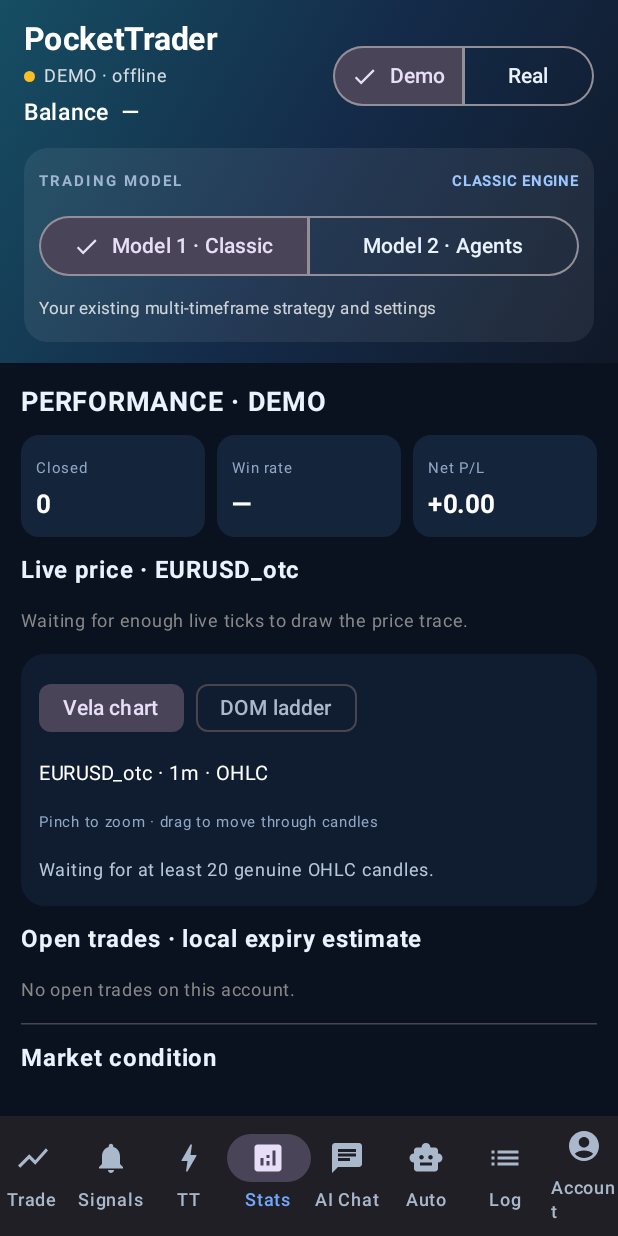
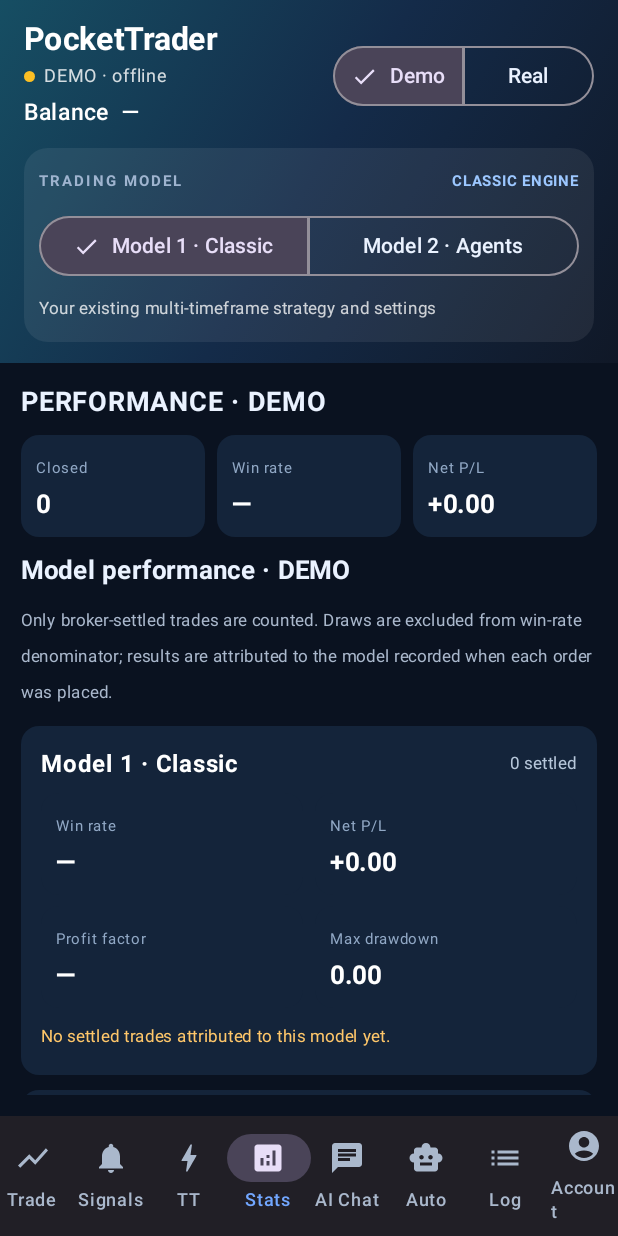
Before and after one commit to b3icedrage/Getrich, an Android app built with Jetpack Compose: the screen it shows after launch (MainActivity), item 4 of the bottom bar chosen, on a phone screen of 412 x 824 dp. Run offline under Robolectric (Android 15) with nearby library versions, the phone set to English and light mode, and no system bars; our stand-ins replace Room's generated code; 6 statements that could not run were skipped.

Commit message:
Add per-model settled trade performance analytics

```diff
--- a/TTTCML/PocketTrader/app/src/main/java/com/pockettrader/app/ui/AppRoot.kt
+++ b/TTTCML/PocketTrader/app/src/main/java/com/pockettrader/app/ui/AppRoot.kt
@@ -831,6 +831,42 @@ fun AnalyticsScreen(engine: TradingEngine) {
                 }
             }
         }
+        Text("Model performance · ${account.name}", fontWeight = FontWeight.Bold, fontSize = 17.sp)
+        Text("Only broker-settled trades are counted. Draws are excluded from win-rate denominator; results are attributed to the model recorded when each order was placed.", fontSize = 11.sp, color = MaterialTheme.colorScheme.onSurfaceVariant)
+        TradingModel.values().forEach { modelType ->
+            val modelTrades = closed.filter { it.model == modelType }
+            val decidedTrades = modelTrades.filter { it.status == TradeStatus.WIN || it.status == TradeStatus.LOSS }
+            val modelWins = decidedTrades.count { it.status == TradeStatus.WIN }
+            val grossWins = modelTrades.filter { it.status == TradeStatus.WIN }.sumOf { (it.netProfit ?: 0.0).coerceAtLeast(0.0) }
+            val grossLosses = modelTrades.filter { it.status == TradeStatus.LOSS }.sumOf { kotlin.math.abs((it.netProfit ?: -it.amount).coerceAtMost(0.0)) }
+            val profitFactor = if (grossLosses > 0.0) grossWins / grossLosses else if (grossWins > 0.0) Double.POSITIVE_INFINITY else 0.0
+            var equity = 0.0
+            var peak = 0.0
+            var maxDrawdown = 0.0
+            modelTrades.sortedBy { it.placedAtMs }.forEach { trade ->
+                equity += trade.netProfit ?: if (trade.status == TradeStatus.LOSS) -trade.amount else 0.0
+                peak = maxOf(peak, equity)
+                maxDrawdown = maxOf(maxDrawdown, peak - equity)
+            }
+            Card(colors = CardDefaults.cardColors(containerColor = Color(0xFF14243A))) {
+                Column(Modifier.fillMaxWidth().padding(13.dp), verticalArrangement = Arrangement.spacedBy(7.dp)) {
+                    Row(verticalAlignment = Alignment.CenterVertically) {
+                        Text(if (modelType == TradingModel.CLASSIC) "Model 1 · Classic" else "Model 2 · Four Agents", color = Color.White, fontWeight = FontWeight.Bold, modifier = Modifier.weight(1f))
+                        Text("${modelTrades.size} settled", color = Color(0xFFB7C7DA), fontSize = 11.sp)
+                    }
+                    Row(horizontalArrangement = Arrangement.spacedBy(8.dp)) {
+                        MetricCard("Win rate", if (decidedTrades.isEmpty()) "—" else "${"%.1f".format(modelWins * 100.0 / decidedTrades.size)}%", Modifier.weight(1f))
+                        MetricCard("Net P/L", "%+.2f".format(modelTrades.sumOf { it.netProfit ?: if (it.status == TradeStatus.LOSS) -it.amount else 0.0 }), Modifier.weight(1f))
+                    }
+                    Row(horizontalArrangement = Arrangement.spacedBy(8.dp)) {
+                        MetricCard("Profit factor", when { profitFactor.isInfinite() -> "∞"; decidedTrades.isEmpty() -> "—"; else -> "%.2f".format(profitFactor) }, Modifier.weight(1f))
+                        MetricCard("Max drawdown", "%.2f".format(maxDrawdown), Modifier.weight(1f))
+                    }
+                    if (modelTrades.isEmpty()) Text("No settled trades attributed to this model yet.", color = Color(0xFFFFC76A), fontSize = 11.sp)
+                }
+            }
+        }
+
         Text("Live price · $asset", fontWeight = FontWeight.Bold)
         if (priceHistory.size > 1) {
             Canvas(Modifier.fillMaxWidth().height(150.dp).background(Color(0xFF101D30), RoundedCornerShape(14.dp)).padding(10.dp)) {
```
